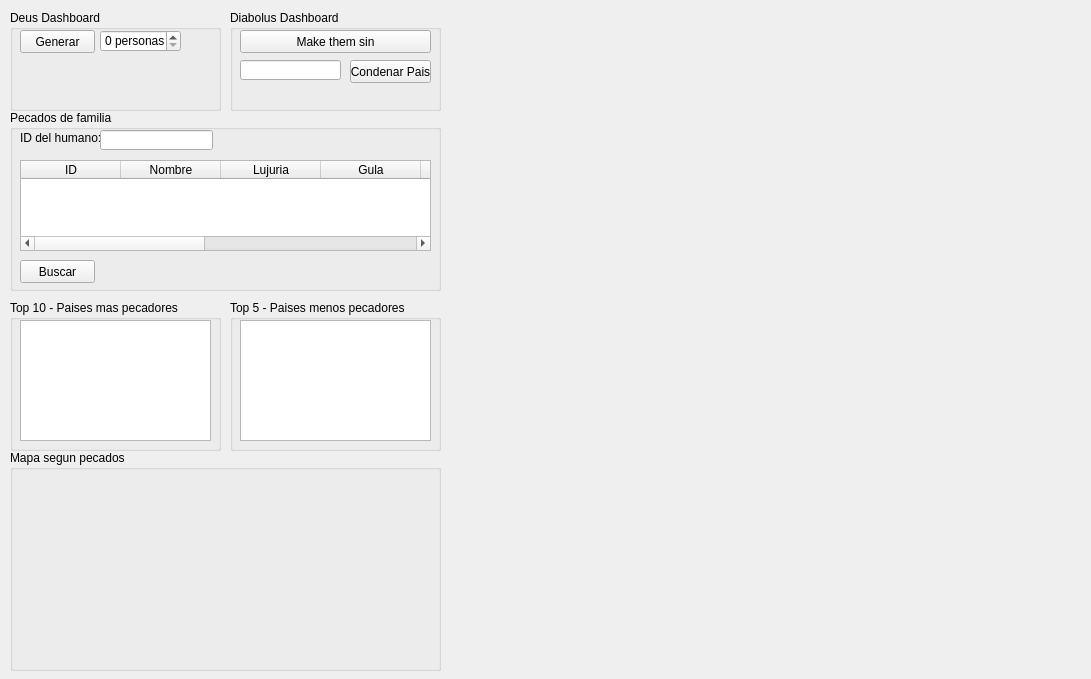
First picture: the form in mainwindow.ui, repository eadan97/estructuras2, before the edit.
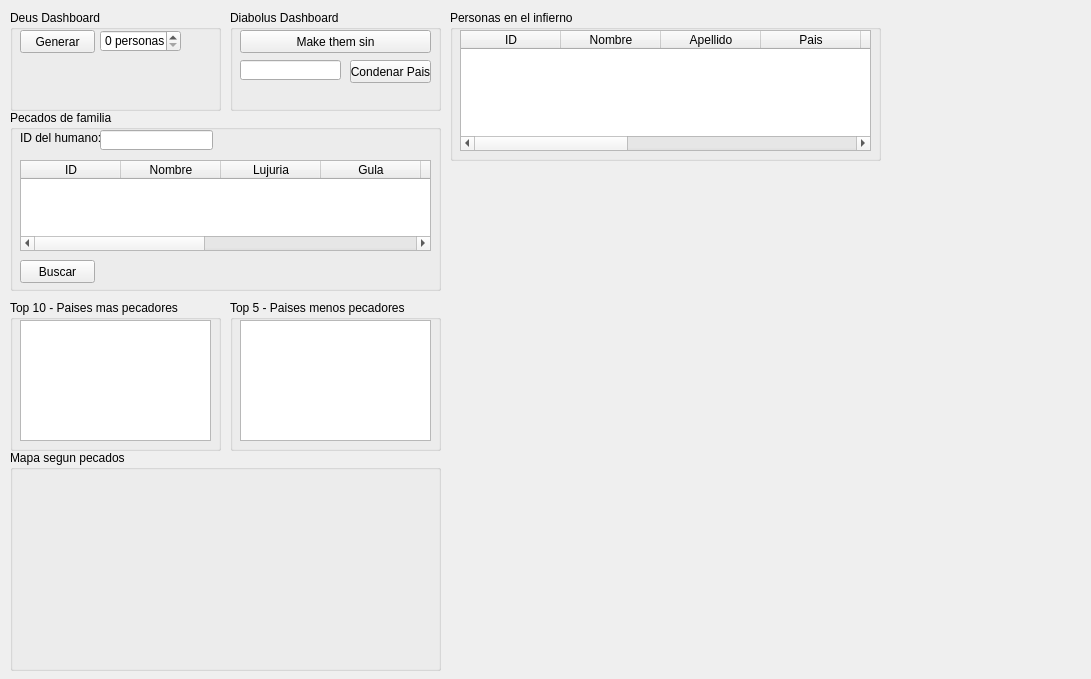
Second picture: the form after the edit. Icons and pictures are not drawn.

Commit message: +consulta de personas en el infierno +Bug arreglado (si el pais digitado no existe)

Diff of the .ui file:
```diff
--- a/mainwindow.ui
+++ b/mainwindow.ui
@@ -296,6 +296,88 @@
      </property>
     </widget>
    </widget>
+   <widget class="QGroupBox" name="groupBox_7">
+    <property name="geometry">
+     <rect>
+      <x>450</x>
+      <y>10</y>
+      <width>431</width>
+      <height>151</height>
+     </rect>
+    </property>
+    <property name="title">
+     <string>Personas en el infierno</string>
+    </property>
+    <widget class="QTableWidget" name="tblPersonasEnInfierno">
+     <property name="geometry">
+      <rect>
+       <x>10</x>
+       <y>20</y>
+       <width>411</width>
+       <height>121</height>
+      </rect>
+     </property>
+     <property name="alternatingRowColors">
+      <bool>true</bool>
+     </property>
+     <property name="sortingEnabled">
+      <bool>true</bool>
+     </property>
+     <attribute name="horizontalHeaderStretchLastSection">
+      <bool>true</bool>
+     </attribute>
+     <column>
+      <property name="text">
+       <string>ID</string>
+      </property>
+     </column>
+     <column>
+      <property name="text">
+       <string>Nombre</string>
+      </property>
+     </column>
+     <column>
+      <property name="text">
+       <string>Apellido</string>
+      </property>
+     </column>
+     <column>
+      <property name="text">
+       <string>Pais</string>
+      </property>
+     </column>
+     <column>
+      <property name="text">
+       <string>Creencia</string>
+      </property>
+     </column>
+     <column>
+      <property name="text">
+       <string>Profesion</string>
+      </property>
+     </column>
+     <column>
+      <property name="text">
+       <string>Correo</string>
+      </property>
+     </column>
+     <column>
+      <property name="text">
+       <string>Nacimiento</string>
+      </property>
+     </column>
+     <column>
+      <property name="text">
+       <string>Cant. Pecados</string>
+      </property>
+     </column>
+     <column>
+      <property name="text">
+       <string>Cant. Hijos</string>
+      </property>
+     </column>
+    </widget>
+   </widget>
   </widget>
  </widget>
  <layoutdefault spacing="6" margin="11"/>
```
Left out of the diff: 6 changed lines with no effect on the pictures. The commit also changes 5 other files.
